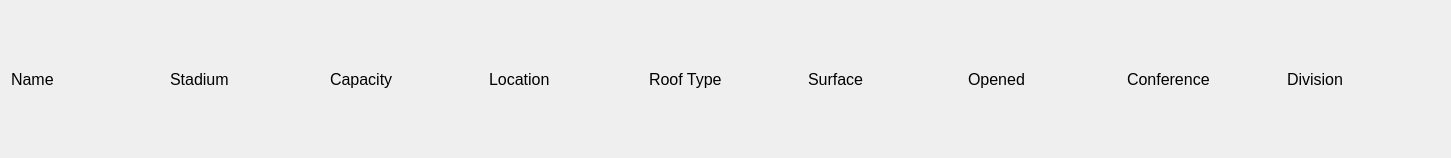
Old version of the form NFLProject/W_SortedList.ui in the repository kirtanbhatt1/Project-2.
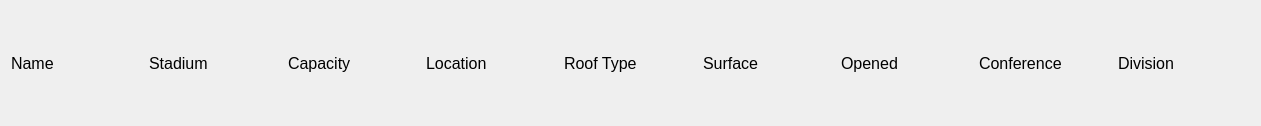
New version of the form.

What changed in the file:
```diff
--- a/NFLProject/W_SortedList.ui
+++ b/NFLProject/W_SortedList.ui
@@ -6,8 +6,8 @@
    <rect>
     <x>0</x>
     <y>0</y>
-    <width>1451</width>
-    <height>158</height>
+    <width>1261</width>
+    <height>126</height>
    </rect>
   </property>
   <property name="windowTitle">
```
